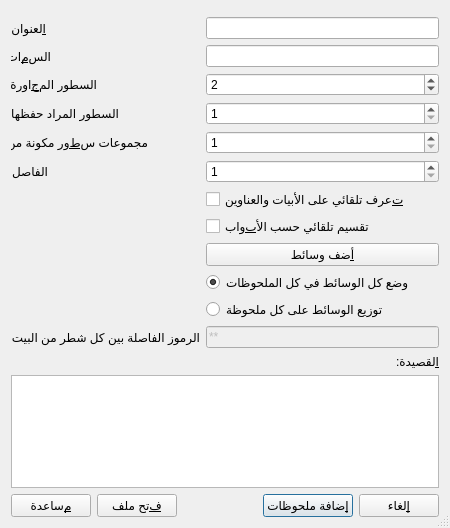
Above: designer/import_dialog.ui from feghakim/AnkiLPCG before the change. Below: the same form after it.
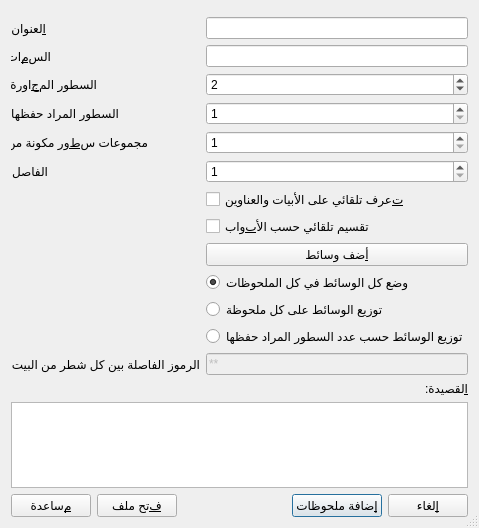
That is the form after the change.

Commit message: Add option to distribute media according to recitation lines

What changed in the file:
```diff
--- a/designer/import_dialog.ui
+++ b/designer/import_dialog.ui
@@ -179,14 +179,21 @@
        </property>
      </widget>
    </item>
-   <item row="15" column="0">
+   <item row="15" column="1">
+     <widget class="QRadioButton" name="MediaByReciteLinesRadioButton">
+       <property name="text">
+         <string>توزيع الوسائط حسب عدد السطور المراد حفظها</string>
+       </property>
+     </widget>
+   </item>
+   <item row="16" column="0">
      <widget class="QLabel" name="caesuraLabel">
        <property name="text">
          <string>الرموز الفاصلة بين كل شطر من البيت</string>
        </property>
      </widget>
    </item>
-   <item row="15" column="1">
+   <item row="16" column="1">
      <widget class="QLineEdit" name="caesura">
        <property name="text">
          <string>**</string>
```
The commit also changes 4 other files.
